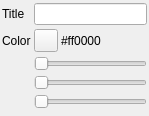
Above: sdrbase/gui/basicchannelsettingswidget.ui from f4exb/sdrangel before the change. Below: the same form after it.
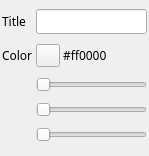
That is the form after the change.

Commit message: Font size and face normalization (final)

The edit to the form file:
```diff
--- a/sdrbase/gui/basicchannelsettingswidget.ui
+++ b/sdrbase/gui/basicchannelsettingswidget.ui
@@ -7,9 +7,15 @@
     <x>0</x>
     <y>0</y>
     <width>149</width>
-    <height>116</height>
+    <height>156</height>
    </rect>
   </property>
+  <property name="font">
+   <font>
+    <family>Sans Serif</family>
+    <pointsize>9</pointsize>
+   </font>
+  </property>
   <property name="windowTitle">
    <string>Title &amp; Color</string>
   </property>
```
Left out of the diff: 11 changed lines with no effect on the pictures. The commit also changes 13 other files.
